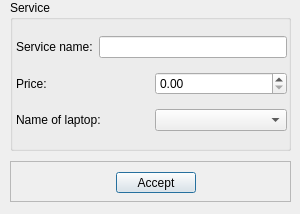
Above: service_add.ui from 0x000N3X4N/HomeApplianceService before the change. Below: the same form after it.
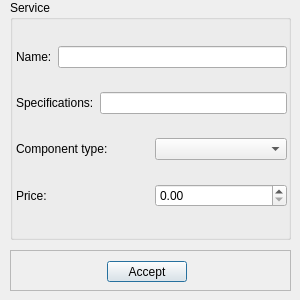
That is the form after the change.

Commit message: added: DB SQL script, ODBC, reconfigure 'service_add' && 'pricelist'

What changed in the file:
```diff
--- a/service_add.ui
+++ b/service_add.ui
@@ -7,7 +7,7 @@
     <x>0</x>
     <y>0</y>
     <width>300</width>
-    <height>214</height>
+    <height>300</height>
    </rect>
   </property>
   <property name="minimumSize">
@@ -19,7 +19,7 @@
   <property name="maximumSize">
    <size>
     <width>300</width>
-    <height>214</height>
+    <height>300</height>
    </size>
   </property>
   <property name="windowTitle">
@@ -31,7 +31,7 @@
      <x>10</x>
      <y>0</y>
      <width>281</width>
-     <height>151</height>
+     <height>240</height>
     </rect>
    </property>
    <property name="title">
@@ -43,7 +43,7 @@
       <x>6</x>
       <y>28</y>
       <width>271</width>
-      <height>111</height>
+      <height>201</height>
      </rect>
     </property>
     <layout class="QVBoxLayout" name="verticalLayout">
@@ -52,12 +52,40 @@
        <item>
         <widget class="QLabel" name="name_label">
          <property name="text">
-          <string>Service name:</string>
+          <string>Name:</string>
          </property>
         </widget>
        </item>
        <item>
-        <widget class="QLineEdit" name="service_lEdit"/>
+        <widget class="QLineEdit" name="component_name_lEdit"/>
+       </item>
+      </layout>
+     </item>
+     <item>
+      <layout class="QHBoxLayout" name="horizontalLayout">
+       <item>
+        <widget class="QLabel" name="specif_label">
+         <property name="text">
+          <string>Specifications:</string>
+         </property>
+        </widget>
+       </item>
+       <item>
+        <widget class="QLineEdit" name="spec_lEdit"/>
+       </item>
+      </layout>
+     </item>
+     <item>
+      <layout class="QHBoxLayout" name="name_equipment_hLayout">
+       <item>
+        <widget class="QLabel" name="component_type_label">
+         <property name="text">
+          <string>Component type:</string>
+         </property>
+        </widget>
+       </item>
+       <item>
+        <widget class="QComboBox" name="component_type_comboBox"/>
        </item>
       </layout>
      </item>
@@ -79,20 +107,6 @@
        </item>
       </layout>
      </item>
-     <item>
-      <layout class="QHBoxLayout" name="name_equipment_hLayout">
-       <item>
-        <widget class="QLabel" name="name_of_laptop_label">
-         <property name="text">
-          <string>Name of laptop:</string>
-         </property>
-        </widget>
-       </item>
-       <item>
-        <widget class="QComboBox" name="name_equipment_comboBox"/>
-       </item>
-      </layout>
-     </item>
     </layout>
    </widget>
   </widget>
@@ -100,7 +114,7 @@
    <property name="geometry">
     <rect>
      <x>10</x>
-     <y>161</y>
+     <y>250</y>
      <width>281</width>
      <height>41</height>
     </rect>
@@ -114,7 +128,7 @@
    <widget class="QPushButton" name="add_service_btn">
     <property name="geometry">
      <rect>
-      <x>106</x>
+      <x>97</x>
       <y>11</y>
       <width>80</width>
       <height>21</height>
```
The commit also changes 177 other files.
